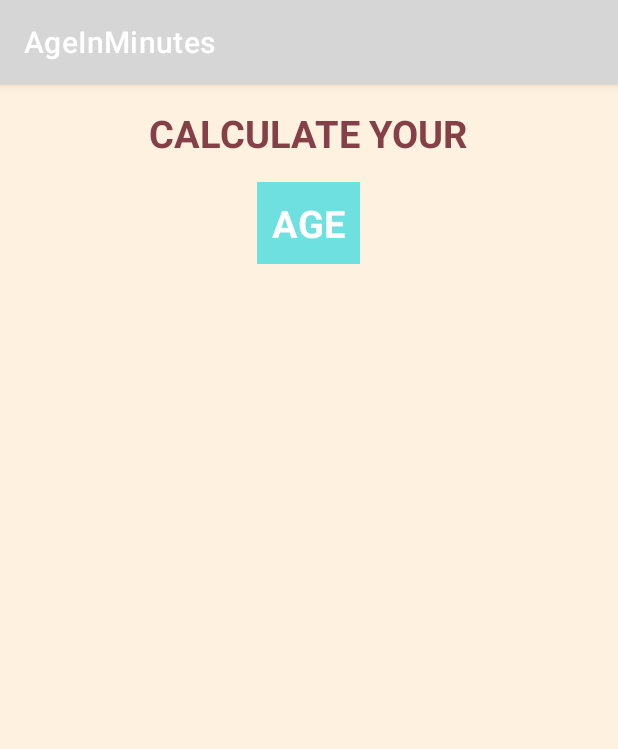
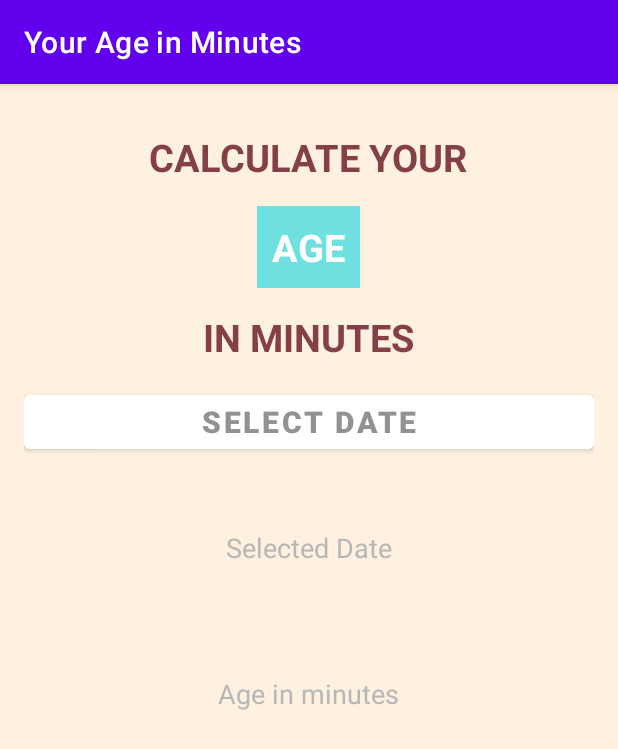
Before and after one commit to shobander/AgeInMinutes, an Android app: the screen it shows after launch (MainActivity), on a phone screen of 412 x 824 dp. Shown: the top 749 px of the screen. Run offline under Robolectric (Android 15) with nearby library versions, the phone set to English and light mode, and no system bars.

Commit message:
Front End
Static page design

```diff
--- a/app/src/main/res/layout/activity_main.xml
+++ b/app/src/main/res/layout/activity_main.xml
@@ -6,6 +6,7 @@
     android:layout_height="match_parent"
     android:gravity="center_horizontal"
     android:orientation="vertical"
+    android:padding="16dp"
     android:background="@color/backgroundColor"
     tools:context=".MainActivity">
 
@@ -31,4 +32,63 @@
         android:textStyle="bold"
         />
 
+    <TextView
+        android:layout_width="wrap_content"
+        android:layout_height="wrap_content"
+        android:layout_marginTop="15dp"
+        android:text="IN MINUTES"
+        android:textColor="@color/textColor"
+        android:textSize="25sp"
+        android:textStyle="bold"
+        />
+
+    <Button
+        android:layout_width="match_parent"
+        android:layout_height="wrap_content"
+        android:text="Select Date"
+        android:layout_marginTop="15dp"
+        android:textStyle="bold"
+        android:textSize="20sp"
+        android:backgroundTint="#FFFFFF"
+        android:textColor="@color/selectDateTextColor"
+        />
+
+    <TextView
+        android:id="@+id/tvSelectedDate"
+        android:layout_width="wrap_content"
+        android:layout_height="wrap_content"
+        android:layout_marginTop="20sp"
+        android:textColor="#844046"
+        android:textSize="20sp"
+        />
+
+    <TextView
+        android:layout_width="wrap_content"
+        android:layout_height="wrap_content"
+        android:text="Selected Date"
+        android:textColor="@color/lightGreyTextColor"
+        android:textSize="18sp"
+        />
+
+    <TextView
+        android:id="@+id/SelectedDateInMinutes"
+        android:layout_height="wrap_content"
+        android:layout_width="wrap_content"
+        android:layout_marginTop="20sp"
+        android:textColor="#844046"
+        android:textSize="35sp"
+        />
+
+    <TextView
+        android:layout_width="wrap_content"
+        android:layout_height="wrap_content"
+        android:layout_marginTop="5dp"
+        android:text="Age in minutes"
+        android:textColor="@color/lightGreyTextColor"
+        android:textSize="18sp"
+        />
+
+
+
+
 </LinearLayout>
--- a/app/src/main/res/values/colors.xml
+++ b/app/src/main/res/values/colors.xml
@@ -1,5 +1,12 @@
 <?xml version="1.0" encoding="utf-8"?>
 <resources>
+    <color name="purple_200">#FFBB86FC</color>
+    <color name="purple_500">#FF6200EE</color>
+    <color name="purple_700">#FF3700B3</color>
+    <color name="teal_200">#FF03DAC5</color>
+    <color name="teal_700">#FF018786</color>
+    <color name="black">#FF000000</color>
+    <color name="white">#FFFFFFFF</color>
     <color name="colorPrimary">#FFA938</color>
     <color name="colorPrimaryDark">#FFA938</color>
     <color name="colorAccent">#D81B60</color>
@@ -7,4 +14,6 @@
     <color name="backgroundColor">#FEF1E0</color>
     <color name="ageTextBackgroundColor">#C846DCE0</color>
     <color name="ageTextColor">#FFFFFF</color>
+    <color name="selectDateTextColor">#929292</color>
+    <color name="lightGreyTextColor">#B7B7B7</color>
 </resources>
--- a/app/src/main/res/values/strings.xml
+++ b/app/src/main/res/values/strings.xml
@@ -1,3 +1,3 @@
 <resources>
-    <string name="app_name">AgeInMinutes</string>
+    <string name="app_name">Your Age in Minutes</string>
 </resources>
```
